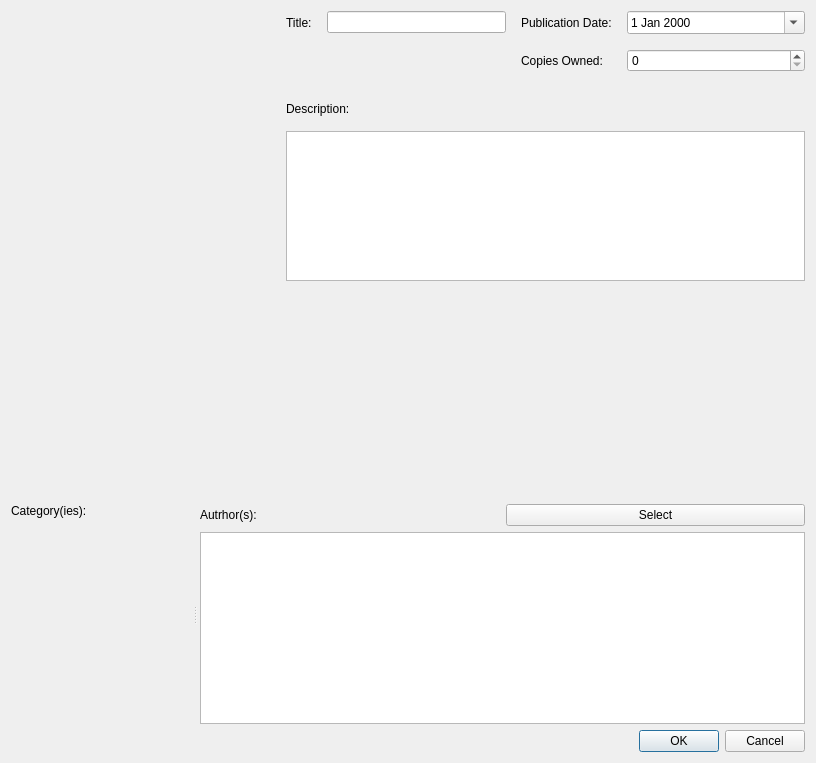
First picture: the form in src/forms/bookadddialog.ui, repository yunag/QLibraryManagementSystem, before the edit.
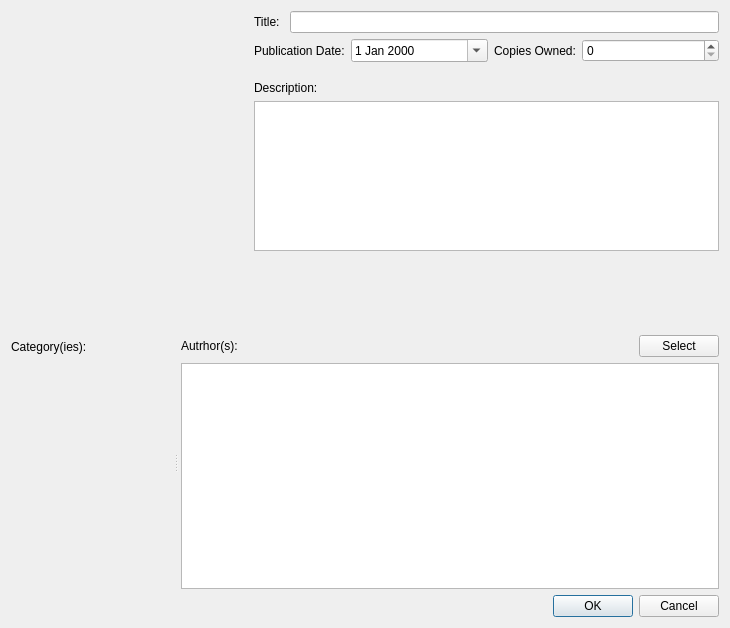
Second picture: the form after the edit. Icons and pictures are not drawn. Custom widgets are drawn as their Qt base class.

Patch:
```diff
--- a/src/forms/bookadddialog.ui
+++ b/src/forms/bookadddialog.ui
@@ -6,18 +6,22 @@
    <rect>
     <x>0</x>
     <y>0</y>
-    <width>816</width>
-    <height>763</height>
+    <width>730</width>
+    <height>628</height>
    </rect>
   </property>
   <property name="windowTitle">
-   <string>Form</string>
+   <string>Book Update/Add</string>
   </property>
-  <layout class="QVBoxLayout" name="verticalLayout_4" stretch="12,0,0">
+  <property name="windowIcon">
+   <iconset resource="../../resources/resource.qrc">
+    <normaloff>:/images/LibraryLogo.png</normaloff>:/images/LibraryLogo.png</iconset>
+  </property>
+  <layout class="QVBoxLayout" name="verticalLayout_4" stretch="5,4,0">
    <item>
-    <layout class="QHBoxLayout" name="horizontalLayout_4" stretch="5,10">
+    <layout class="QHBoxLayout" name="horizontalLayout_2" stretch="1,2">
      <property name="spacing">
-      <number>15</number>
+      <number>10</number>
      </property>
      <item>
       <widget class="ImagePickerLabel" name="coverLabel">
@@ -49,12 +53,49 @@
      </item>
      <item>
       <layout class="QVBoxLayout" name="verticalLayout">
+       <property name="spacing">
+        <number>6</number>
+       </property>
        <item>
-        <layout class="QGridLayout" name="gridLayout" columnstretch="0,1,0,1">
-         <item row="0" column="3">
+        <layout class="QGridLayout" name="gridLayout_2">
+         <property name="horizontalSpacing">
+          <number>10</number>
+         </property>
+         <item row="0" column="1">
+          <widget class="QLineEdit" name="titleLineEdit">
+           <property name="sizePolicy">
+            <sizepolicy hsizetype="Expanding" vsizetype="Fixed">
+             <horstretch>0</horstretch>
+             <verstretch>0</verstretch>
+            </sizepolicy>
+           </property>
+           <property name="alignment">
+            <set>Qt::AlignLeading|Qt::AlignLeft|Qt::AlignVCenter</set>
+           </property>
+          </widget>
+         </item>
+         <item row="0" column="0">
+          <widget class="QLabel" name="titleLabel">
+           <property name="text">
+            <string>Title:</string>
+           </property>
+          </widget>
+         </item>
+        </layout>
+       </item>
+       <item>
+        <layout class="QGridLayout" name="gridLayout">
+         <item row="0" column="0">
+          <widget class="QLabel" name="publicationDateLabel">
+           <property name="text">
+            <string>Publication Date:</string>
+           </property>
+          </widget>
+         </item>
+         <item row="0" column="1">
           <widget class="QDateEdit" name="publicationDate">
            <property name="sizePolicy">
-            <sizepolicy hsizetype="Preferred" vsizetype="Fixed">
+            <sizepolicy hsizetype="Expanding" vsizetype="Fixed">
              <horstretch>0</horstretch>
              <verstretch>0</verstretch>
             </sizepolicy>
@@ -67,37 +108,17 @@
            </property>
           </widget>
          </item>
-         <item row="0" column="1">
-          <widget class="QLineEdit" name="titleLineEdit">
-           <property name="sizePolicy">
-            <sizepolicy hsizetype="Expanding" vsizetype="Fixed">
-             <horstretch>0</horstretch>
-             <verstretch>0</verstretch>
-            </sizepolicy>
-           </property>
-           <property name="alignment">
-            <set>Qt::AlignLeading|Qt::AlignLeft|Qt::AlignVCenter</set>
-           </property>
-          </widget>
-         </item>
-         <item row="1" column="2">
+         <item row="0" column="2">
           <widget class="QLabel" name="publicationDateLabel_2">
            <property name="text">
             <string>Copies Owned:</string>
            </property>
           </widget>
          </item>
-         <item row="0" column="0">
-          <widget class="QLabel" name="titleLabel">
-           <property name="text">
-            <string>Title:</string>
-           </property>
-          </widget>
-         </item>
-         <item row="1" column="3">
+         <item row="0" column="3">
           <widget class="QSpinBox" name="copiesOwned">
            <property name="sizePolicy">
-            <sizepolicy hsizetype="Preferred" vsizetype="Fixed">
+            <sizepolicy hsizetype="Expanding" vsizetype="Fixed">
              <horstretch>0</horstretch>
              <verstretch>0</verstretch>
             </sizepolicy>
@@ -107,13 +128,6 @@
            </property>
           </widget>
          </item>
-         <item row="0" column="2">
-          <widget class="QLabel" name="publicationDateLabel">
-           <property name="text">
-            <string>Publication Date:</string>
-           </property>
-          </widget>
-         </item>
         </layout>
        </item>
        <item>
@@ -126,8 +140,8 @@
          </property>
          <property name="sizeHint" stdset="0">
           <size>
-           <width>20</width>
-           <height>15</height>
+           <width>360</width>
+           <height>13</height>
           </size>
          </property>
         </spacer>
@@ -195,17 +209,27 @@
      <widget class="QWidget" name="layoutWidget">
       <layout class="QVBoxLayout" name="verticalLayout_2">
        <item>
-        <widget class="QLabel" name="categoriesLabel">
-         <property name="sizePolicy">
-          <sizepolicy hsizetype="Preferred" vsizetype="Fixed">
-           <horstretch>0</horstretch>
-           <verstretch>0</verstretch>
-          </sizepolicy>
-         </property>
-         <property name="text">
-          <string>Category(ies):</string>
-         </property>
-        </widget>
+        <layout class="QHBoxLayout" name="horizontalLayout_3">
+         <item>
+          <widget class="QLabel" name="categoriesLabel">
+           <property name="sizePolicy">
+            <sizepolicy hsizetype="Preferred" vsizetype="Fixed">
+             <horstretch>0</horstretch>
+             <verstretch>0</verstretch>
+            </sizepolicy>
+           </property>
+           <property name="minimumSize">
+            <size>
+             <width>0</width>
+             <height>24</height>
+            </size>
+           </property>
+           <property name="text">
+            <string>Category(ies):</string>
+           </property>
+          </widget>
+         </item>
+        </layout>
        </item>
        <item>
         <widget class="TwoWayList" name="categories" native="true">
@@ -244,6 +268,12 @@
          </item>
          <item>
           <widget class="QPushButton" name="authorsSelectButton">
+           <property name="sizePolicy">
+            <sizepolicy hsizetype="Maximum" vsizetype="Fixed">
+             <horstretch>0</horstretch>
+             <verstretch>0</verstretch>
+            </sizepolicy>
+           </property>
            <property name="text">
             <string>Select</string>
            </property>
```
